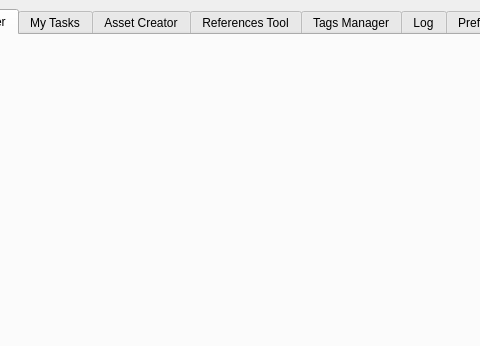
The window that media/main_window.ui (all-in-one-of/project_manager) describes before a commit, drawn with Qt 5; both pictures show x 186 to 666 and y 0 to 346 of the 1083 by 910 pixel window.
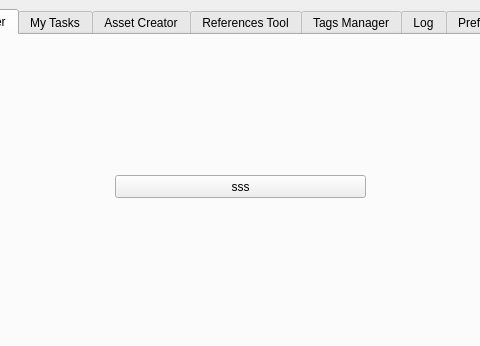
The same window after the commit. The open tabs and pages were chosen to show the change.

```diff
--- a/media/main_window.ui
+++ b/media/main_window.ui
@@ -1138,6 +1138,19 @@
          <attribute name="title">
           <string>Task Manager</string>
          </attribute>
+         <widget class="QPushButton" name="moduleTestBtn">
+          <property name="geometry">
+           <rect>
+            <x>290</x>
+            <y>140</y>
+            <width>251</width>
+            <height>23</height>
+           </rect>
+          </property>
+          <property name="text">
+           <string>sss</string>
+          </property>
+         </widget>
         </widget>
         <widget class="QWidget" name="myTasksTab">
          <attribute name="title">
```
Left out of the diff: 40 changed lines with no effect on the pictures.
